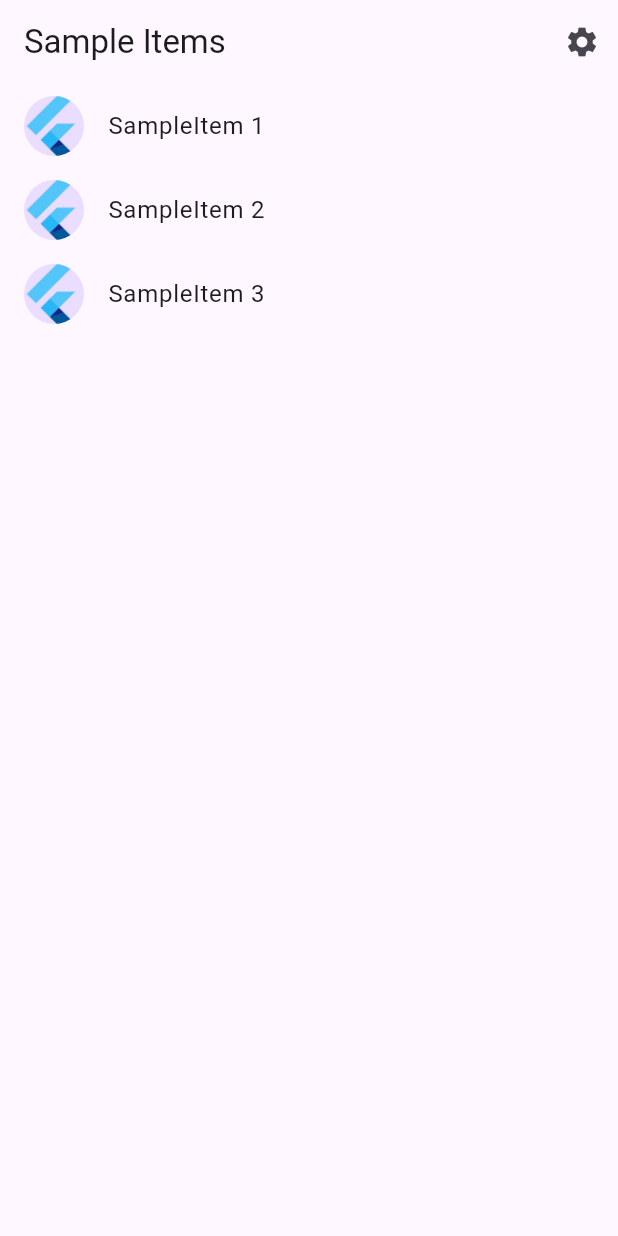
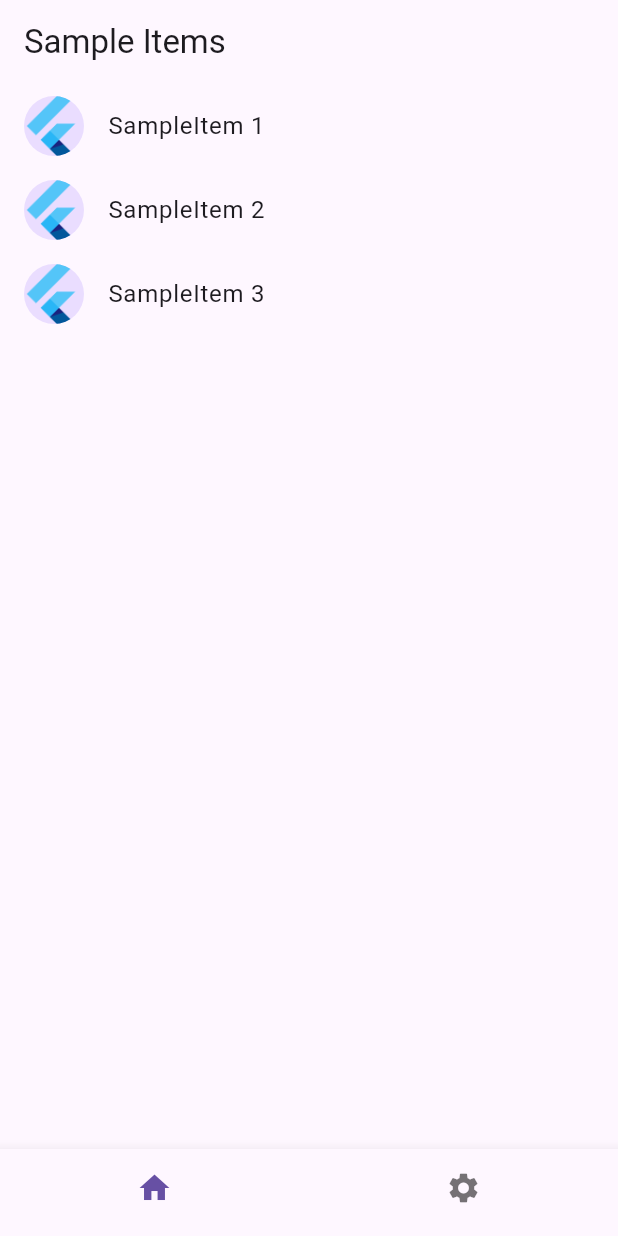
Before and after one commit to delectable-apps/two-five, a Flutter app: the screen it shows after launch, on a phone screen of 412 x 824 dp. Run offline on Flutter 3.47's test engine with Material 3 defaults, Android fonts, the phone set to English and light mode, and no system bars; generated files the repository leaves out were written again.

Commit message:
feat: add bottom navigation

```diff
--- /dev/null
+++ b/lib/src/navigation/two_five_navigation_bar.dart
@@ -0,0 +1,58 @@
+import 'package:flutter/material.dart';
+import 'package:two_five/src/sample_feature/sample_item_list_view.dart';
+import 'package:two_five/src/settings/settings_view.dart';
+
+class TwoFiveNavigationBar extends StatelessWidget {
+  const TwoFiveNavigationBar({
+    super.key,
+    required ScrollController homeController,
+    required this.currentIndex,
+  }) : _homeController = homeController;
+
+  final ScrollController _homeController;
+  final int currentIndex;
+
+  @override
+  Widget build(BuildContext context) {
+    return BottomNavigationBar(
+      items: const <BottomNavigationBarItem>[
+        BottomNavigationBarItem(
+          icon: Icon(Icons.home),
+          label: 'Home',
+        ),
+        BottomNavigationBarItem(
+          icon: Icon(Icons.settings),
+          label: 'Settings',
+        ),
+      ],
+      currentIndex: currentIndex,
+      showSelectedLabels: false,
+      showUnselectedLabels: false,
+      onTap: (int index) {
+        switch (index) {
+          case 0:
+            if (currentIndex == index) {
+              _homeController.animateTo(
+                0.0,
+                duration: const Duration(milliseconds: 500),
+                curve: Curves.easeOut,
+              );
+            } else {
+              Navigator.pop(context);
+            }
+
+          case 1:
+            if (currentIndex == index) {
+              _homeController.animateTo(
+                0.0,
+                duration: const Duration(milliseconds: 500),
+                curve: Curves.easeOut,
+              );
+            } else {
+              Navigator.restorablePushNamed(context, SettingsView.routeName);
+            }
+        }
+      },
+    );
+  }
+}
--- a/lib/src/sample_feature/sample_item_list_view.dart
+++ b/lib/src/sample_feature/sample_item_list_view.dart
@@ -1,6 +1,6 @@
 import 'package:flutter/material.dart';
+import 'package:two_five/src/navigation/two_five_navigation_bar.dart';
 
-import '../settings/settings_view.dart';
 import 'sample_item.dart';
 import 'sample_item_details_view.dart';
 
@@ -17,32 +17,13 @@ class SampleItemListView extends StatelessWidget {
 
   @override
   Widget build(BuildContext context) {
+    final ScrollController homeController = ScrollController();
     return Scaffold(
       appBar: AppBar(
         title: const Text('Sample Items'),
-        actions: [
-          IconButton(
-            icon: const Icon(Icons.settings),
-            onPressed: () {
-              // Navigate to the settings page. If the user leaves and returns
-              // to the app after it has been killed while running in the
-              // background, the navigation stack is restored.
-              Navigator.restorablePushNamed(context, SettingsView.routeName);
-            },
+        automaticallyImplyLeading: false,
       ),
-        ],
-      ),
-
-      // To work with lists that may contain a large number of items, it’s best
-      // to use the ListView.builder constructor.
-      //
-      // In contrast to the default ListView constructor, which requires
-      // building all Widgets up front, the ListView.builder constructor lazily
-      // builds Widgets as they’re scrolled into view.
       body: ListView.builder(
-        // Providing a restorationId allows the ListView to restore the
-        // scroll position when a user leaves and returns to the app after it
-        // has been killed while running in the background.
         restorationId: 'sampleItemListView',
         itemCount: items.length,
         itemBuilder: (BuildContext context, int index) {
@@ -51,20 +32,19 @@ class SampleItemListView extends StatelessWidget {
           return ListTile(
               title: Text('SampleItem ${item.id}'),
               leading: const CircleAvatar(
-              // Display the Flutter Logo image asset.
                 foregroundImage: AssetImage('assets/images/flutter_logo.png'),
               ),
               onTap: () {
-              // Navigate to the details page. If the user leaves and returns to
-              // the app after it has been killed while running in the
-              // background, the navigation stack is restored.
                 Navigator.restorablePushNamed(
                   context,
                   SampleItemDetailsView.routeName,
                 );
-            }
-          );
+              });
         },
+      ),
+      bottomNavigationBar: TwoFiveNavigationBar(
+        homeController: homeController,
+        currentIndex: 0,
       ),
     );
   }
```
Also changed, not shown: lib/src/settings/settings_view.dart (+7 -0 lines). Lines whose indentation alone changed are shown as unchanged.
